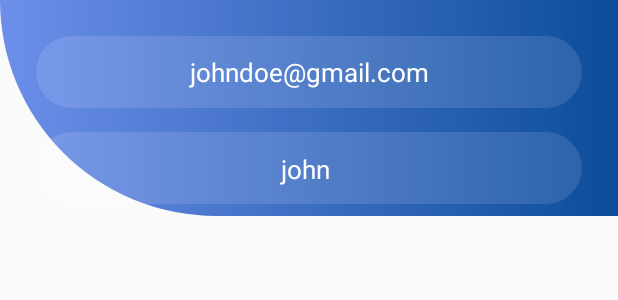
After one commit to Souvik00076/TalkHive, an Android app: the layout add_user_dialog.xml on its own in the app's theme, with its tools: preview values and no code run, on a phone screen of 412 x 824 dp. The commit adds this screen. Shown: the top 300 px of the screen. Run offline under Robolectric (Android 15) with nearby library versions, the phone set to English and light mode, and no system bars.

Commit message:
"Dialog Added"

```diff
--- a/app/src/main/java/com/example/talkhive/ChatActivity.java
+++ b/app/src/main/java/com/example/talkhive/ChatActivity.java
@@ -21,7 +21,7 @@ public class ChatActivity extends AppCompatActivity {
         super.onCreate(savedInstanceState);
         setContentView(R.layout.activity_chat);
         init();
-        viewPager.setAdapter(adapter);
+
         new TabLayoutMediator(layout, viewPager, (tab, position) -> {
             switch (position) {
                 case 0:
@@ -38,5 +38,6 @@ public class ChatActivity extends AppCompatActivity {
         viewPager = (ViewPager2) findViewById(R.id.viewPager);
         layout = (TabLayout) findViewById(R.id.tabLayout);
         adapter = new ViewPagerAdapter(this);
+        viewPager.setAdapter(adapter);
     }
 }
--- a/app/src/main/res/drawable/dp_background.xml
+++ b/app/src/main/res/drawable/dp_background.xml
@@ -1,7 +1,7 @@
 <?xml version="1.0" encoding="utf-8"?>
 <shape xmlns:android="http://schemas.android.com/apk/res/android"
     android:shape="rectangle">
-    <solid android:color="@color/black" />
+
     <corners android:radius="@dimen/_60dp" />
 
 </shape>
--- /dev/null
+++ b/app/src/main/res/drawable/person_add.xml
@@ -0,0 +1,5 @@
+<vector android:height="24dp" android:tint="#0C4C9A"
+    android:viewportHeight="24" android:viewportWidth="24"
+    android:width="24dp" xmlns:android="http://schemas.android.com/apk/res/android">
+    <path android:fillColor="@android:color/white" android:pathData="M20,9V6h-2v3h-3v2h3v3h2v-3h3V9H20zM9,12c2.21,0 4,-1.79 4,-4c0,-2.21 -1.79,-4 -4,-4S5,5.79 5,8C5,10.21 6.79,12 9,12zM9,6c1.1,0 2,0.9 2,2c0,1.1 -0.9,2 -2,2S7,9.1 7,8C7,6.9 7.9,6 9,6zM15.39,14.56C13.71,13.7 11.53,13 9,13c-2.53,0 -4.71,0.7 -6.39,1.56C1.61,15.07 1,16.1 1,17.22V20h16v-2.78C17,16.1 16.39,15.07 15.39,14.56zM15,18H3v-0.78c0,-0.38 0.2,-0.72 0.52,-0.88C4.71,15.73 6.63,15 9,15c2.37,0 4.29,0.73 5.48,1.34C14.8,16.5 15,16.84 15,17.22V18z"/>
+</vector>
--- /dev/null
+++ b/app/src/main/res/layout/add_user_dialog.xml
@@ -0,0 +1,20 @@
+<?xml version="1.0" encoding="utf-8"?>
+<LinearLayout xmlns:android="http://schemas.android.com/apk/res/android"
+    android:layout_width="match_parent"
+    android:layout_height="wrap_content"
+    android:background="@drawable/background"
+    android:orientation="vertical"
+    android:padding="@dimen/_8dp">
+
+    <EditText
+        android:id="@+id/email_et"
+        style="@style/widget_edit_text_style"
+        android:hint="@string/emailhint"
+        android:inputType="textEmailAddress" />
+
+    <EditText
+        android:id="@+id/pet_name_et"
+        style="@style/widget_edit_text_style"
+        android:hint="@string/name_hint"
+        android:inputType="text" />
+</LinearLayout>
--- a/app/src/main/res/layout/fragment_chat.xml
+++ b/app/src/main/res/layout/fragment_chat.xml
@@ -5,10 +5,6 @@
     android:layout_height="match_parent"
     tools:context=".fragments.ChatFragment">
 
-    <!-- TODO: Update blank fragment layout -->
-    <TextView
-        android:layout_width="match_parent"
-        android:layout_height="match_parent"
-        android:text="@string/hello_blank_fragment" />
+
 
 </FrameLayout>
--- a/app/src/main/res/values/strings.xml
+++ b/app/src/main/res/values/strings.xml
@@ -10,4 +10,7 @@
     <string name="verification_hint">00000</string>
     <string name="hello_blank_fragment">Hello blank fragment</string>
     <string name="type_msg_hint">Hello!!!! How are you doin?</string>
+    <string name="name_hint">john\n</string>
+    <string name="signin">Add</string>
+    <string name="cancel">Cancel\n</string>
 </resources>
--- a/build.gradle
+++ b/build.gradle
@@ -1,6 +1,6 @@
 // Top-level build file where you can add configuration options common to all sub-projects/modules.
 plugins {
-    id 'com.android.application' version '8.0.1' apply false
-    id 'com.android.library' version '8.0.1' apply false
+    id 'com.android.application' version '8.0.2' apply false
+    id 'com.android.library' version '8.0.2' apply false
     id 'com.google.gms.google-services' version '4.3.15' apply false
 }
```
Also changed, not shown: app/src/main/java/com/example/talkhive/fragments/UsersFragment.java (+18 -1 lines), app/src/main/java/com/example/talkhive/utilities/AddUserDialog.java (added, +47 -0 lines), app/src/main/res/layout/fragment_users.xml (+18 -6 lines).
